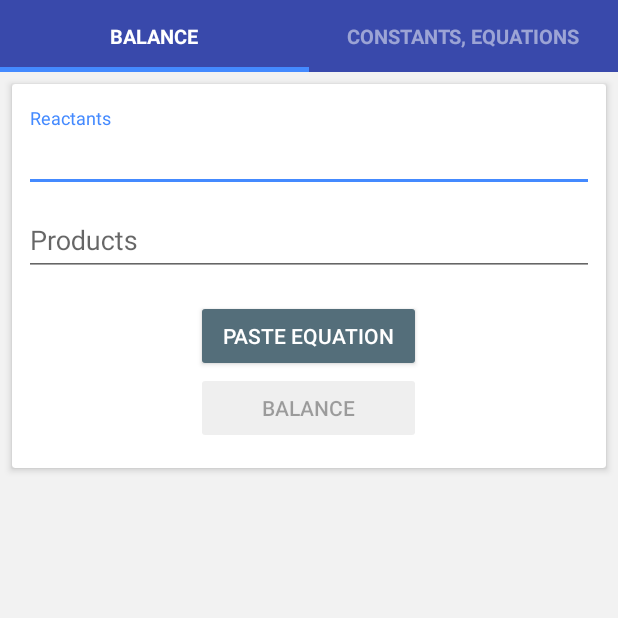
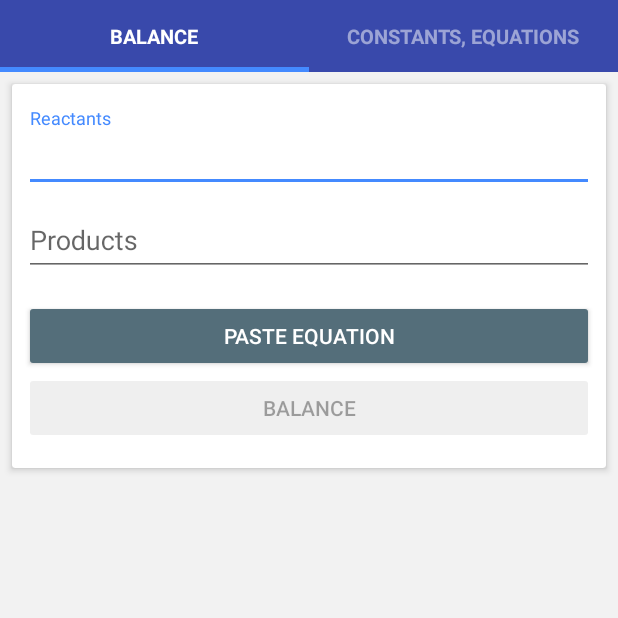
Before and after one commit to erfz/chem-tool, an Android app: the screen it shows after launch (MainActivity), on a phone screen of 412 x 824 dp, the top half of it. Run offline under Robolectric (Android 15) with nearby library versions, the phone set to English and light mode, and no system bars; our stand-ins replace ButterKnife; libraries missing offline, so code that uses them is left out: com.afollestad.materialdialogs, org.scilab.forge; 1 statement that could not run was skipped.

Commit message:
Layout and resources refactoring

```diff
--- a/app/src/main/res/layout/dialog_fragment_equation.xml
+++ b/app/src/main/res/layout/dialog_fragment_equation.xml
@@ -24,7 +24,7 @@
     <Button
         android:id="@+id/copy_button"
         style="@style/Base.Widget.AppCompat.Button.Colored"
-        android:layout_width="@dimen/button_default_width"
+        android:layout_width="wrap_content"
         android:layout_height="wrap_content"
         android:layout_marginBottom="16dp"
         android:layout_marginTop="8dp"
--- a/app/src/main/res/layout/equation_balance_cardview.xml
+++ b/app/src/main/res/layout/equation_balance_cardview.xml
@@ -12,12 +12,11 @@
         android:layout_width="match_parent"
         android:layout_height="wrap_content"
         android:clipToPadding="false"
-        android:gravity="center"
         android:orientation="vertical"
-        android:paddingBottom="16dp"
-        android:paddingLeft="8dp"
-        android:paddingRight="8dp"
-        android:paddingTop="16dp">
+        android:paddingBottom="@dimen/card_inner_vertical_margin"
+        android:paddingLeft="@dimen/card_inner_horizontal_margin"
+        android:paddingRight="@dimen/card_inner_horizontal_margin"
+        android:paddingTop="@dimen/card_inner_vertical_margin">
 
         <android.support.design.widget.TextInputLayout
             android:id="@+id/left_equation_hint_layout"
@@ -28,7 +27,7 @@
                 android:id="@+id/left_equation_et"
                 android:layout_width="match_parent"
                 android:layout_height="wrap_content"
-                android:digits="ABCDEFGHIJKLMNOPQRSTUVWXYZabcdefghijklmnopqrstuvwxyz0123456789+()[].•⋅· "
+                android:digits="@string/equation_valid_characters"
                 android:hint="@string/LHSEqnHint"
                 android:imeOptions="actionNext"
                 android:inputType="textVisiblePassword"
@@ -45,7 +44,7 @@
                 android:id="@+id/right_equation_et"
                 android:layout_width="match_parent"
                 android:layout_height="wrap_content"
-                android:digits="ABCDEFGHIJKLMNOPQRSTUVWXYZabcdefghijklmnopqrstuvwxyz0123456789+()[].•⋅· "
+                android:digits="@string/equation_valid_characters"
                 android:hint="@string/RHSEqnHint"
                 android:inputType="textVisiblePassword"
                 android:singleLine="true" />
@@ -55,7 +54,7 @@
         <Button
             android:id="@+id/paste_clear_button"
             style="@style/Base.Widget.AppCompat.Button.Colored"
-            android:layout_width="@dimen/button_default_width"
+            android:layout_width="match_parent"
             android:layout_height="wrap_content"
             android:layout_marginTop="16dp"
             android:text="@string/equation_paste_button"
@@ -64,7 +63,7 @@
         <Button
             android:id="@+id/balance_button"
             style="@style/Base.Widget.AppCompat.Button.Colored"
-            android:layout_width="@dimen/button_default_width"
+            android:layout_width="match_parent"
             android:layout_height="wrap_content"
             android:text="@string/balance_button"
             android:theme="@style/Balance.Button" />
--- a/app/src/main/res/layout/fragment_chem_utils.xml
+++ b/app/src/main/res/layout/fragment_chem_utils.xml
@@ -2,17 +2,17 @@
 <android.support.v4.widget.NestedScrollView xmlns:android="http://schemas.android.com/apk/res/android"
     android:layout_width="match_parent"
     android:layout_height="match_parent"
+    android:background="@color/colorBackground"
     android:fillViewport="true">
 
     <LinearLayout
         android:id="@+id/chem_utils_layout"
         android:layout_width="match_parent"
         android:layout_height="wrap_content"
-        android:background="@color/colorBackground"
         android:clipToPadding="false"
         android:focusableInTouchMode="true"
         android:orientation="vertical"
-        android:padding="@dimen/default_margin">
+        android:padding="@dimen/card_outer_margin">
 
         <include layout="@layout/equation_balance_cardview" />
 
--- a/app/src/main/res/values/dimens.xml
+++ b/app/src/main/res/values/dimens.xml
@@ -2,8 +2,9 @@
     <!-- Default screen margins, per the Android Design guidelines. -->
     <dimen name="activity_horizontal_margin">16dp</dimen>
     <dimen name="activity_vertical_margin">16dp</dimen>
-    <dimen name="default_margin">8dp</dimen>
-    <dimen name="button_default_width">150dp</dimen>
+    <dimen name="card_outer_margin">8dp</dimen>
+    <dimen name="card_inner_horizontal_margin">8dp</dimen>
+    <dimen name="card_inner_vertical_margin">16dp</dimen>
     <dimen name="tex_container_min_height">64dp</dimen>
     <dimen name="dialog_horizontal_margin">24dp</dimen>
 </resources>
--- a/app/src/main/res/values/strings.xml
+++ b/app/src/main/res/values/strings.xml
@@ -3,20 +3,18 @@
     <string name="balance_page_title">Balance</string>
     <string name="constants_equations_page_title">Constants, Equations</string>
     <string name="equation_paste_button">Paste Equation</string>
-    <string name="equation_yields_symbol">→</string>
     <string name="balance_button">Balance</string>
     <string name="clear_button">Clear</string>
     <string name="LHSEqnHint">Reactants</string>
     <string name="RHSEqnHint">Products</string>
     <string name="copy_button">Copy</string>
-    <string name="constants_header">Constants</string>
-    <string name="potentials_header">Reduction Potentials</string>
     <string name="snackbar_invalid_equation">Invalid Equation!</string>
     <string name="snackbar_equation_cleared">Equation Cleared</string>
     <string name="snackbar_clipboard_no_text">Clipboard doesn\'t contain anything!</string>
     <string name="snackbar_clipboard_no_parseable_text">Clipboard doesn\'t contain usable text!</string>
     <string name="snackbar_undo_clear">Undo</string>
     <string name="snackbar_equation_copied">Equation Copied</string>
+    <string name="equation_valid_characters">ABCDEFGHIJKLMNOPQRSTUVWXYZabcdefghijklmnopqrstuvwxyz0123456789+()[].•⋅· </string>
     <string-array name="constants_list_data">
         <item>Planck\'s constant</item>
         <item>Speed of light</item>
```
